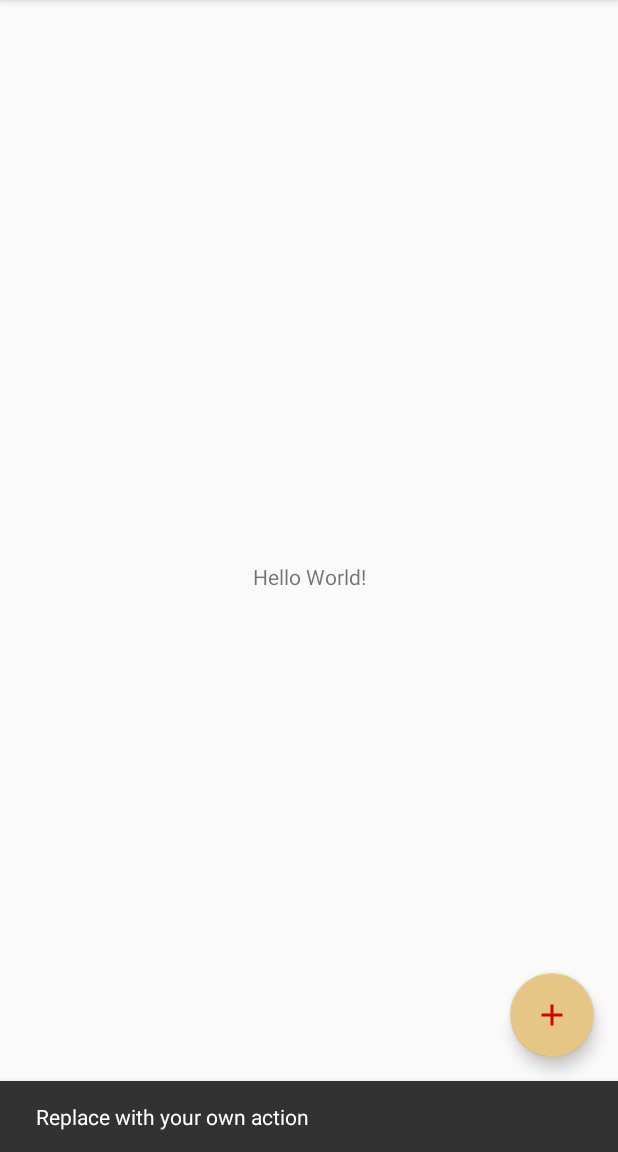
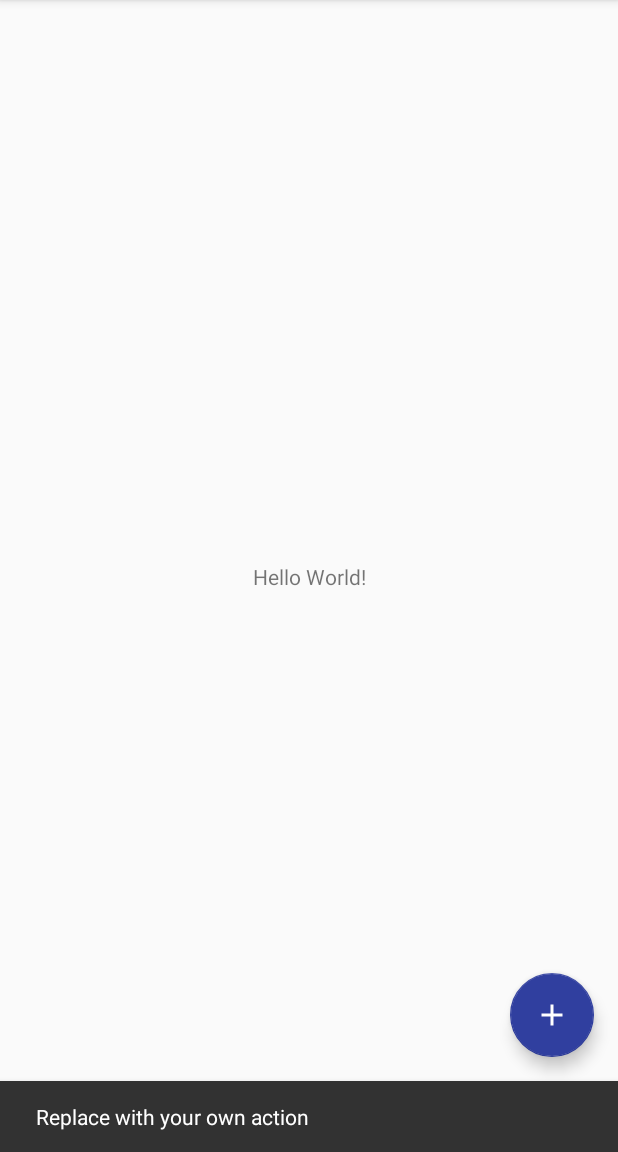
Before and after one commit to adarshme/ReminderX, an Android app: the screen it shows after launch (MainActivity), after a tap on an icon or button, on a phone screen of 412 x 824 dp, the part 84-1236 px from its top. Run offline under Robolectric (Android 15) with nearby library versions, the phone set to English and light mode, and no system bars.

Commit message:
Design and icon changes to FAB

```diff
--- a/app/src/main/java/com/example/infernocoder/reminderx/MainActivity.java
+++ b/app/src/main/java/com/example/infernocoder/reminderx/MainActivity.java
@@ -20,8 +20,6 @@ public class MainActivity extends AppCompatActivity {
         setSupportActionBar(toolbar);
 
         FloatingActionButton fab = findViewById(R.id.fab);
-        fab.setImageResource(R.drawable.ic_add_red_24dp);
-        fab.setBackgroundColor(Color.parseColor("#ff0000"));
         fab.setOnClickListener(new View.OnClickListener() {
             @Override
             public void onClick(View view) {
--- a/app/src/main/res/drawable/ic_add_red_24dp.xml
+++ b/app/src/main/res/drawable/ic_add_white_24dp.xml
@@ -1,4 +1,4 @@
-<vector android:height="24dp" android:tint="#D30208"
+<vector android:height="24dp" android:tint="#FFFFFF"
     android:viewportHeight="24.0" android:viewportWidth="24.0"
     android:width="24dp" xmlns:android="http://schemas.android.com/apk/res/android">
     <path android:fillColor="#FF000000" android:pathData="M19,13h-6v6h-2v-6H5v-2h6V5h2v6h6v2z"/>
--- a/app/src/main/res/layout/activity_main.xml
+++ b/app/src/main/res/layout/activity_main.xml
@@ -28,6 +28,8 @@
         android:layout_height="wrap_content"
         android:layout_gravity="bottom|end"
         android:layout_margin="@dimen/fab_margin"
-        app:srcCompat="@android:drawable/ic_dialog_email" />
+        app:srcCompat="@android:drawable/ic_dialog_email"
+        android:src="@drawable/ic_add_white_24dp"
+        app:backgroundTint="@color/colorPrimaryDark" />
 
 </android.support.design.widget.CoordinatorLayout>
--- a/app/src/main/res/values/colors.xml
+++ b/app/src/main/res/values/colors.xml
@@ -2,5 +2,5 @@
 <resources>
     <color name="colorPrimary">#3F51B5</color>
     <color name="colorPrimaryDark">#303F9F</color>
-    <color name="colorAccent">#E5C685</color>
+    <color name="colorAccent">#FF4081</color>
 </resources>
```
